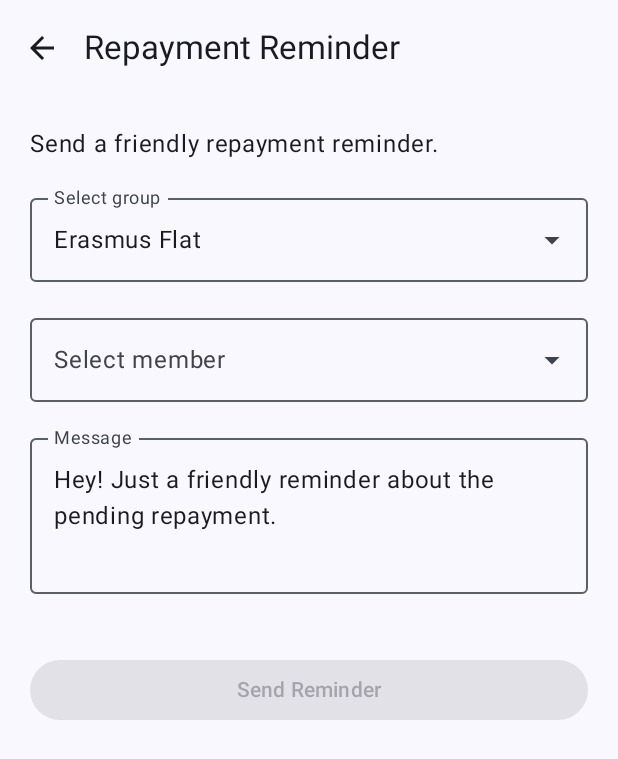
After one commit to ak315810/MSD_AndroidProject, an Android app built with Jetpack Compose: the composable RepaymentReminderScreen shown on its own in the app's theme, on a phone screen of 412 x 824 dp. The commit adds this screen. Shown: the top 759 px of the screen. Run offline under Robolectric (Android 15) with nearby library versions, the phone set to English and light mode, and no system bars.

Commit message:
feat: complete notification screens

```diff
--- a/app/src/main/java/com/androidproject/ui/notifications/NotificationSettingsScreen.kt
+++ b/app/src/main/java/com/androidproject/ui/notifications/NotificationSettingsScreen.kt
@@ -24,6 +24,8 @@ import androidx.compose.runtime.setValue
 import androidx.compose.ui.Alignment
 import androidx.compose.ui.Modifier
 import androidx.compose.ui.unit.dp
+import androidx.compose.material.icons.Icons
+import androidx.compose.material.icons.automirrored.filled.ArrowBack
 
 @OptIn(ExperimentalMaterial3Api::class)
 @Composable
@@ -55,6 +57,16 @@ fun NotificationSettingsScreen(
             TopAppBar(
                 title = {
                     Text("Notification Settings")
+                },
+                navigationIcon = {
+                    androidx.compose.material3.IconButton(
+                        onClick = onBackClick
+                    ) {
+                        androidx.compose.material3.Icon(
+                            imageVector = Icons.AutoMirrored.Filled.ArrowBack,
+                            contentDescription = "Go back"
+                        )
+                    }
                 }
             )
         }
--- /dev/null
+++ b/app/src/main/java/com/androidproject/ui/notifications/RepaymentReminderScreen.kt
@@ -0,0 +1,220 @@
+
+package com.androidproject.ui.notifications
+
+import androidx.compose.foundation.layout.Arrangement
+import androidx.compose.foundation.layout.Column
+import androidx.compose.foundation.layout.Spacer
+import androidx.compose.foundation.layout.fillMaxSize
+import androidx.compose.foundation.layout.fillMaxWidth
+import androidx.compose.foundation.layout.height
+import androidx.compose.foundation.layout.padding
+import androidx.compose.material3.Button
+import androidx.compose.material3.DropdownMenuItem
+import androidx.compose.material3.ExperimentalMaterial3Api
+import androidx.compose.material3.ExposedDropdownMenuBox
+import androidx.compose.material3.ExposedDropdownMenuDefaults
+import androidx.compose.material3.OutlinedTextField
+import androidx.compose.material3.Scaffold
+import androidx.compose.material3.Text
+import androidx.compose.material3.TopAppBar
+import androidx.compose.runtime.Composable
+import androidx.compose.runtime.getValue
+import androidx.compose.runtime.mutableStateOf
+import androidx.compose.runtime.saveable.rememberSaveable
+import androidx.compose.runtime.setValue
+import androidx.compose.ui.Modifier
+import androidx.compose.ui.unit.dp
+import androidx.compose.material.icons.Icons
+import androidx.compose.material.icons.automirrored.filled.ArrowBack
+import androidx.compose.material3.Icon
+import androidx.compose.material3.IconButton
+import androidx.compose.material3.ExposedDropdownMenuAnchorType
+
+@OptIn(ExperimentalMaterial3Api::class)
+@Composable
+fun RepaymentReminderScreen(
+    onBackClick: () -> Unit = {},
+    onReminderSent: () -> Unit = {}
+) {
+    val groups = listOf(
+        "Erasmus Flat",
+        "Copenhagen Trip",
+        "Birthday Party"
+    )
+
+    val members = listOf(
+        "Alex",
+        "Jamie",
+        "Taylor"
+    )
+
+    var selectedGroup by rememberSaveable {
+        mutableStateOf(groups.first())
+    }
+
+    var selectedMember by rememberSaveable {
+        mutableStateOf("")
+    }
+
+    var message by rememberSaveable {
+        mutableStateOf("Hey! Just a friendly reminder about the pending repayment.")
+    }
+
+    var groupExpanded by rememberSaveable {
+        mutableStateOf(false)
+    }
+
+    var memberExpanded by rememberSaveable {
+        mutableStateOf(false)
+    }
+
+    var reminderSent by rememberSaveable {
+        mutableStateOf(false)
+    }
+
+    Scaffold(
+        topBar = {
+            TopAppBar(
+                title = {
+                    Text("Repayment Reminder")
+                },
+                navigationIcon = {
+                    IconButton(onClick = onBackClick) {
+                        Icon(
+                            imageVector = Icons.AutoMirrored.Filled.ArrowBack,
+                            contentDescription = "Go back"
+                        )
+                    }
+                }
+            )
+        }
+    ) { paddingValues ->
+
+        Column(
+            modifier = Modifier
+                .fillMaxSize()
+                .padding(paddingValues)
+                .padding(20.dp),
+            verticalArrangement = Arrangement.spacedBy(16.dp)
+        ) {
+
+            Text("Send a friendly repayment reminder.")
+
+            ExposedDropdownMenuBox(
+                expanded = groupExpanded,
+                onExpandedChange = {
+                    groupExpanded = !groupExpanded
+                }
+            ) {
+                OutlinedTextField(
+                    value = selectedGroup,
+                    onValueChange = {},
+                    readOnly = true,
+                    label = { Text("Select group") },
+                    trailingIcon = {
+                        ExposedDropdownMenuDefaults.TrailingIcon(
+                            expanded = groupExpanded
+                        )
+                    },
+                    modifier = Modifier
+                        .menuAnchor(
+                            type = ExposedDropdownMenuAnchorType.PrimaryNotEditable,
+                            enabled = true
+                        )
+                        .fillMaxWidth()
+                )
+
+                ExposedDropdownMenu(
+                    expanded = groupExpanded,
+                    onDismissRequest = {
+                        groupExpanded = false
+                    }
+                ) {
+                    groups.forEach { group ->
+                        DropdownMenuItem(
+                            text = { Text(group) },
+                            onClick = {
+                                selectedGroup = group
+                                selectedMember = ""
+                                reminderSent = false
+                                groupExpanded = false
+                            }
+                        )
+                    }
+                }
+            }
+
+            ExposedDropdownMenuBox(
+                expanded = memberExpanded,
+                onExpandedChange = {
+                    memberExpanded = !memberExpanded
+                }
+            ) {
+                OutlinedTextField(
+                    value = selectedMember,
+                    onValueChange = {},
+                    readOnly = true,
+                    label = { Text("Select member") },
+                    trailingIcon = {
+                        ExposedDropdownMenuDefaults.TrailingIcon(
+                            expanded = memberExpanded
+                        )
+                    },
+                    modifier = Modifier
+                        .menuAnchor(
+                            type = ExposedDropdownMenuAnchorType.PrimaryNotEditable,
+                            enabled = true
+                        )
+                        .fillMaxWidth()
+                )
+
+                ExposedDropdownMenu(
+                    expanded = memberExpanded,
+                    onDismissRequest = {
+                        memberExpanded = false
+                    }
+                ) {
+                    members.forEach { member ->
+                        DropdownMenuItem(
+                            text = { Text(member) },
+                            onClick = {
+                                selectedMember = member
+                                reminderSent = false
+                                memberExpanded = false
+                            }
+                        )
+                    }
+                }
+            }
+
+            OutlinedTextField(
+                value = message,
+                onValueChange = {
+                    message = it
+                    reminderSent = false
+                },
+                label = { Text("Message") },
+                modifier = Modifier.fillMaxWidth(),
+                minLines = 3
+            )
+
+            Spacer(modifier = Modifier.height(8.dp))
+
+            Button(
+                onClick = {
+                    reminderSent = true
+                    onReminderSent()
+                },
+                enabled = selectedMember.isNotBlank() &&
+                        message.isNotBlank(),
+                modifier = Modifier.fillMaxWidth()
+            ) {
+                Text("Send Reminder")
+            }
+
+            if (reminderSent) {
+                Text("Reminder sent successfully!")
+            }
+        }
+    }
+}
```
